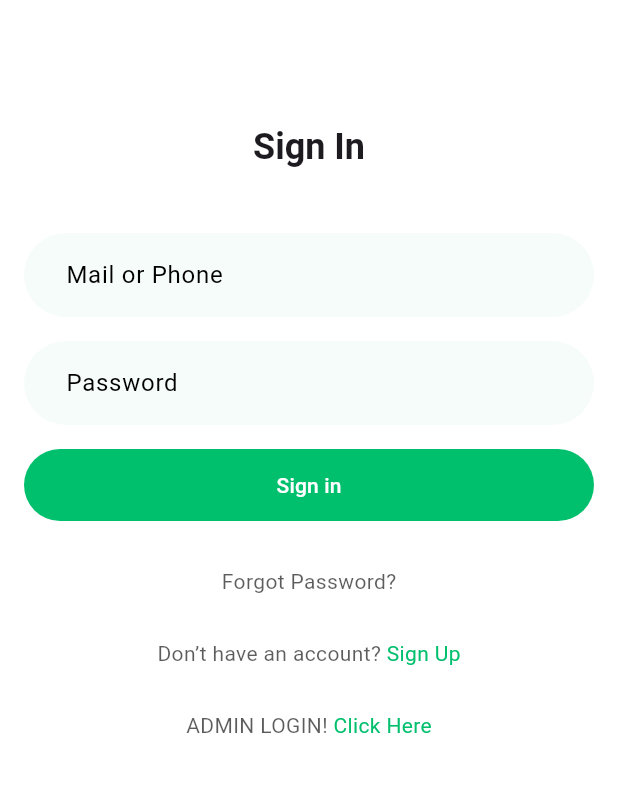
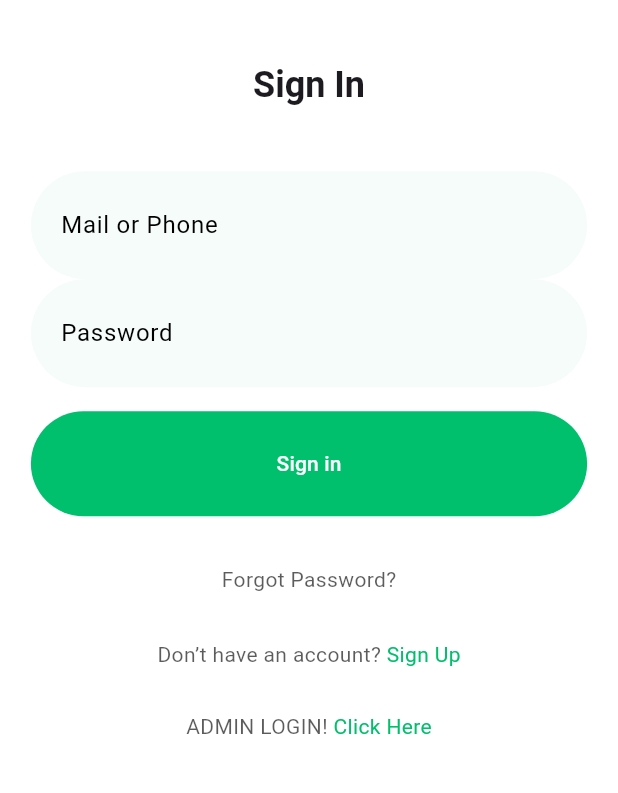
Before and after one commit to Imran-decoder/E-Learning-Platform, a Flutter app: the screen it shows after launch, after a tap on "Log In", on a phone screen of 412 x 824 dp, the part 343-1136 px from its top. Run offline on Flutter 3.47's test engine with Material 3 defaults, Android fonts, the phone set to English and light mode, and no system bars; our stand-ins replace cloud_firestore, firebase_auth, firebase_core, flutter_svg, google_fonts, google_generative_ai and 4 more; accounts and stored records are empty.

Commit message:
Updated Responsive sized buttons in the Log in section

```diff
--- a/lib/Onboarding/check_stateof_login.dart
+++ b/lib/Onboarding/check_stateof_login.dart
@@ -17,8 +17,8 @@ class SigninOrSignupScreen extends StatelessWidget {
     double buttonHeight = 48;  // Default button height
 
     // If the screen width is large (e.g., desktop), make the button height a bit bigger
-    if (screenWidth > 1200) {  // Consider it a desktop if the width is larger than 1024px
-      buttonHeight = 80;  // Increase height for desktop views
+    if (screenWidth > 1200) {  // Consider it a desktop if the width is larger than 1200px
+      buttonHeight = 80;  // Increase height for desktop view
     }
 
     return Scaffold(
--- a/lib/Onboarding/login.dart
+++ b/lib/Onboarding/login.dart
@@ -68,13 +68,16 @@ class _SignInScreenState extends State<SignInScreen> {
       body: SafeArea(
         child: LayoutBuilder(
           builder: (context, constraints) {
+            double buttonWidth = constraints.maxWidth > 600
+            ? 500 // Fixed for desktop
+            : constraints.maxWidth* 0.9;//Mobile: 90% of screen width
             return SingleChildScrollView(
               padding: const EdgeInsets.symmetric(horizontal: 16.0),
               child: Column(
                 children: [
                   SizedBox(height: constraints.maxHeight * 0.1),
                   Image.asset('assets/images/splash.png', height: 146),
-                  SizedBox(height: constraints.maxHeight * 0.1),
+                  SizedBox(height: constraints.maxHeight * 0.05),
                   Text(
                     "Sign In",
                     style: Theme.of(context)
@@ -87,14 +90,16 @@ class _SignInScreenState extends State<SignInScreen> {
                     key: _formKey,
                     child: Column(
                       children: [
-                        TextFormField(
+                        SizedBox(
+                          width: buttonWidth,
+                          child:TextFormField(
                           controller: emailController,
                           decoration: const InputDecoration(
                             hintText: 'Mail or Phone',
                             filled: true,
                             fillColor: Color(0xFFF5FCF9),
                             contentPadding: const EdgeInsets.symmetric(
-                                horizontal: 16.0 * 1.5, vertical: 16.0),
+                                horizontal: 16, vertical: 24),
                             border: const OutlineInputBorder(
                               borderSide: BorderSide.none,
                               borderRadius:
@@ -106,8 +111,13 @@ class _SignInScreenState extends State<SignInScreen> {
                             // Save it
                           },
                         ),
-                        Padding(
-                          padding: const EdgeInsets.symmetric(vertical: 16.0),
+                      ),
+
+
+
+
+                        SizedBox(
+                          width:buttonWidth,
                           child: TextFormField(
                             controller: passwordController,
                             obscureText: true,
@@ -116,7 +126,7 @@ class _SignInScreenState extends State<SignInScreen> {
                               filled: true,
                               fillColor: Color(0xFFF5FCF9),
                               contentPadding: const EdgeInsets.symmetric(
-                                  horizontal: 16.0 * 1.5, vertical: 16.0),
+                                  horizontal: 16, vertical: 24),
                               border: OutlineInputBorder(
                                 borderSide: BorderSide.none,
                                 borderRadius:
@@ -128,7 +138,12 @@ class _SignInScreenState extends State<SignInScreen> {
                             },
                           ),
                         ),
-                        ElevatedButton(
+                        SizedBox(height: 16.0),
+                        Center(
+                          child:SizedBox(
+                          width:buttonWidth,
+                          child: ElevatedButton(
+
                           onPressed: () async {
                             if (_formKey.currentState!.validate()) {
                               _formKey.currentState!.save();
@@ -148,11 +163,13 @@ class _SignInScreenState extends State<SignInScreen> {
                             elevation: 0,
                             backgroundColor: const Color(0xFF00BF6D),
                             foregroundColor: Colors.white,
-                            minimumSize: const Size(double.infinity, 48),
+                            minimumSize: Size(buttonWidth, 70),
                             shape: const StadiumBorder(),
                           ),
                           child: const Text("Sign in"),
+                          ),
                         ),
+                      ),
                         const SizedBox(height: 16.0),
                         TextButton(
                           onPressed: () async {
@@ -165,6 +182,9 @@ class _SignInScreenState extends State<SignInScreen> {
                               await resetPassword();
                             }
                           },
+                          style: TextButton.styleFrom(
+                            padding: EdgeInsets.symmetric(vertical:16, horizontal: 24),
+                          ),
                           child: Text(
                             'Forgot Password?',
                             style: Theme.of(context)
```
